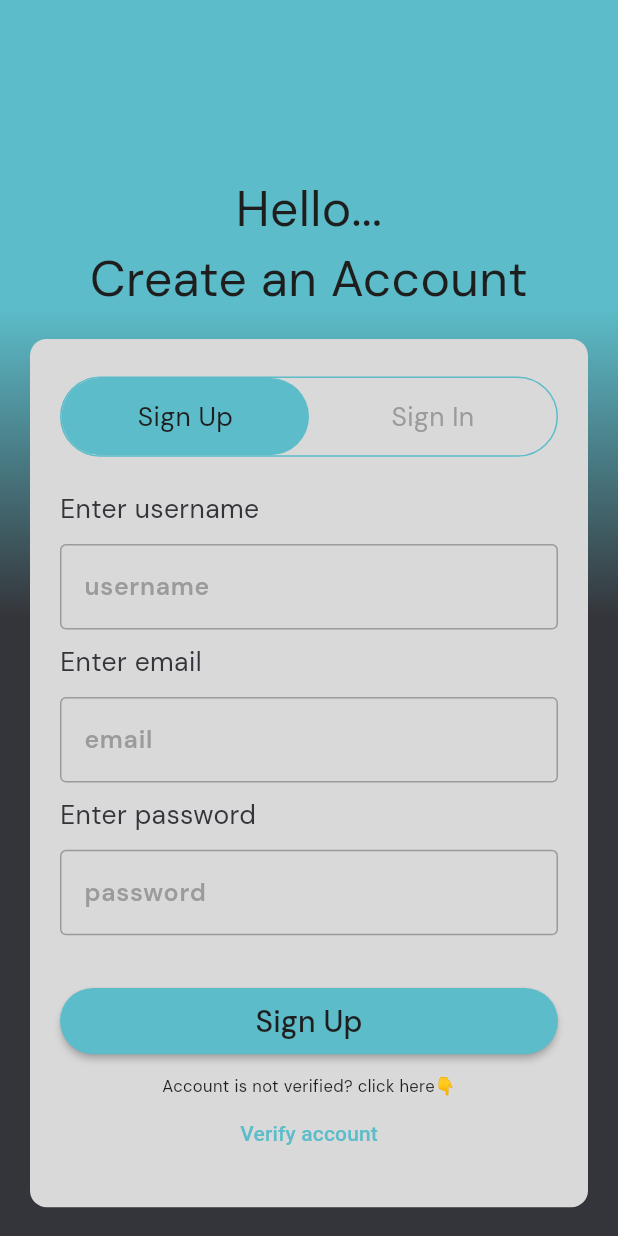
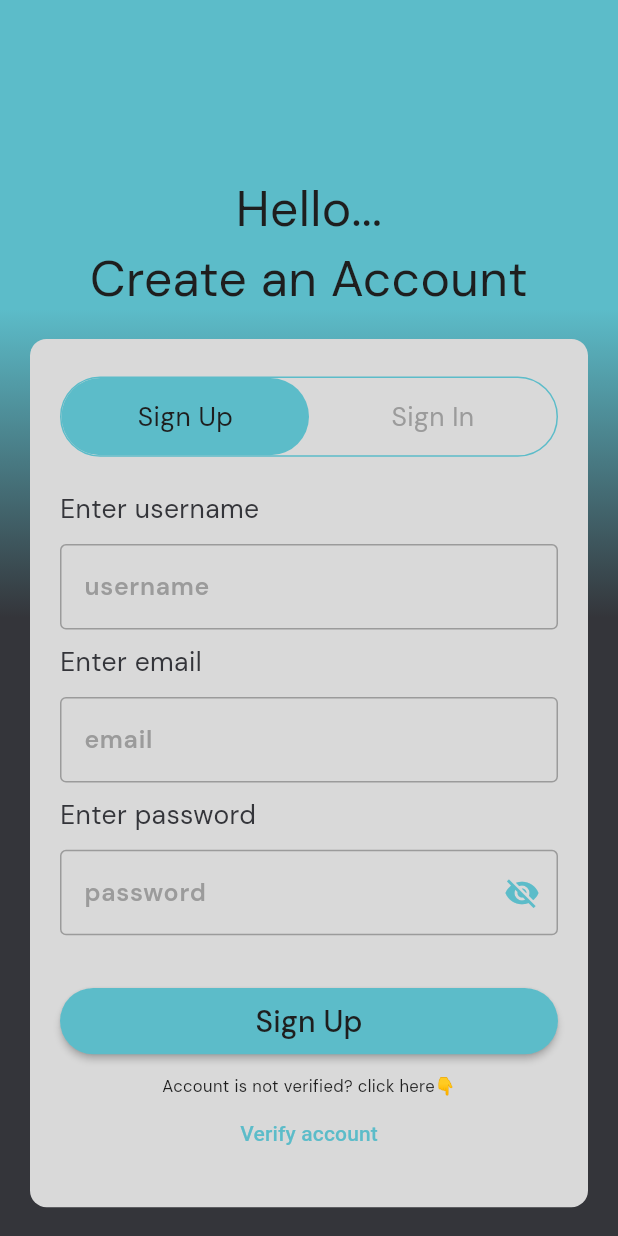
Before and after one commit to om945/flutter_Remiender_app, a Flutter app: the screen it shows after launch, on a phone screen of 412 x 824 dp. Run offline on Flutter 3.47's test engine with Material 3 defaults, Android fonts, the phone set to English and light mode, and no system bars; our stand-ins replace connectivity_plus, flutter_local_notifications, flutter_screenutil, get, google_fonts, pinput and 2 more.

Commit message:
Refactor Textfield component to use initialObscureText and add password validation; update related forms in signup, forgot password, and reset password pages

```diff
--- a/lib/auth/auth.dart
+++ b/lib/auth/auth.dart
@@ -224,7 +224,7 @@ class _SignupPageState extends State<SignupPage> {
                                   controller: userName,
                                   lableText: "Enter username",
                                   hintText: "username",
-                                  obscureText: false,
+                                  initialObscureText: false,
                                 ),
                                 SizedBox(height: 8.h),
                               ],
@@ -233,14 +233,28 @@ class _SignupPageState extends State<SignupPage> {
                             controller: email,
                             lableText: "Enter email",
                             hintText: "email",
-                            obscureText: false,
+                            initialObscureText: false,
                           ),
                           SizedBox(height: 8.h),
                           Textfield(
                             controller: password,
                             lableText: "Enter password",
                             hintText: "password",
-                            obscureText: true,
+                            initialObscureText: true,
+                            validator: (value) {
+                              if (value == null || value.isEmpty) {
+                                return 'Please enter your password';
+                              }
+                              if (value.length < 8) {
+                                return 'Password must be at least 8 characters';
+                              }
+                              if (!RegExp(
+                                r'^(?=.*[A-Za-z])(?=.*\d)[A-Za-z\d!@#$%^&*()_+\-=?\s]{8,}$',
+                              ).hasMatch(value)) {
+                                return 'Password must contain at least one letter and one number';
+                              }
+                              return null;
+                            },
                           ),
                           !_isSignupView
                               ? InkWell(
@@ -341,19 +355,33 @@ class _SignupPageState extends State<SignupPage> {
 // No changes needed for these widgets below
 
 //Textfield
-class Textfield extends StatelessWidget {
+class Textfield extends StatefulWidget {
   final String lableText;
   final String hintText;
   final TextEditingController controller;
-  final bool obscureText;
+  final bool initialObscureText;
+  final String? Function(String?)? validator;
 
   const Textfield({
     super.key,
     required this.lableText,
     required this.hintText,
     required this.controller,
-    required this.obscureText,
+    required this.initialObscureText,
+    this.validator,
   });
+
+  @override
+  State<Textfield> createState() => _TextfieldState();
+}
+
+class _TextfieldState extends State<Textfield> {
+  bool obscureText = true;
+  @override
+  void initState() {
+    super.initState();
+    obscureText = widget.initialObscureText;
+  }
 
   @override
   Widget build(BuildContext context) {
@@ -361,7 +389,7 @@ class Textfield extends StatelessWidget {
       crossAxisAlignment: CrossAxisAlignment.start,
       children: [
         Text(
-          lableText,
+          widget.lableText,
           style: TextStyle(
             color: bgColor,
             fontFamily: googleFontSemiBold,
@@ -370,9 +398,9 @@ class Textfield extends StatelessWidget {
         ),
         SizedBox(height: 10.h),
         TextFormField(
-          obscureText: obscureText,
+          obscureText: widget.hintText == 'password' ? obscureText : false,
           obscuringCharacter: '•',
-          controller: controller,
+          controller: widget.controller,
           cursorColor: blueColor,
           style: TextStyle(
             fontSize: 14.sp,
@@ -385,7 +413,7 @@ class Textfield extends StatelessWidget {
             enabledBorder: OutlineInputBorder(
               borderSide: BorderSide(color: faintwhiteColor),
             ),
-            hintText: hintText,
+            hintText: widget.hintText,
             hintStyle: TextStyle(
               color: faintwhiteColor,
               fontFamily: googleFontFaintNormal,
@@ -401,7 +429,36 @@ class Textfield extends StatelessWidget {
               gapPadding: 5,
               borderRadius: BorderRadius.circular(7.r),
             ),
+            suffixIcon: widget.hintText == 'password'
+                ? IconButton(
+                    onPressed: () {
+                      setState(() {
+                        obscureText = !obscureText;
+                      });
+                    },
+                    icon: Icon(
+                      obscureText ? Icons.visibility_off : Icons.visibility,
+                      color: blueColor,
+                    ),
+                  )
+                : null,
           ),
+          validator: widget.hintText == 'password'
+              ? (value) {
+                  if (value == null || value.isEmpty) {
+                    return 'Please enter your password';
+                  }
+                  if (value.length < 8) {
+                    return 'Password must be at least 8 characters';
+                  }
+                  if (!RegExp(
+                    r'^(?=.*[A-Za-z])(?=.*\d)[A-Za-z\d!@#$%^&*()_+\-=?\s]{8,}$',
+                  ).hasMatch(value)) {
+                    return 'Password must contain at least one letter and one number';
+                  }
+                  return null;
+                }
+              : widget.validator,
         ),
       ],
     );
--- a/lib/auth/forgot_password_page.dart
+++ b/lib/auth/forgot_password_page.dart
@@ -85,7 +85,7 @@ class _ForgotPasswordPageState extends State<ForgotPasswordPage> {
                             controller: emailController,
                             lableText: 'Email',
                             hintText: 'Enter your email',
-                            obscureText: false,
+                            initialObscureText: false,
                           ),
                           SizedBox(height: 30.h),
                           Custombutton(title: 'Send OTP', action: sendOtp),
--- a/lib/auth/reset_password_page.dart
+++ b/lib/auth/reset_password_page.dart
@@ -102,14 +102,14 @@ class _ResetPasswordPageState extends State<ResetPasswordPage> {
                             controller: newPasswordController,
                             lableText: 'New Password',
                             hintText: 'Enter new password',
-                            obscureText: true,
+                            initialObscureText: true,
                           ),
                           SizedBox(height: 10.h),
                           Textfield(
                             controller: confirmNewPasswordController,
                             lableText: 'Confirm New Password',
                             hintText: 'Confirm new password',
-                            obscureText: true,
+                            initialObscureText: true,
                           ),
                           SizedBox(height: 30.h),
                           Custombutton(
--- a/lib/auth/verification_service.dart
+++ b/lib/auth/verification_service.dart
@@ -167,7 +167,7 @@ class _OtpServiceFieldState extends State<OtpServiceField> {
                               lableText: 'Email',
                               hintText: 'Enter email',
                               controller: _emailController,
-                              obscureText: false,
+                              initialObscureText: false,
                             ),
                           SizedBox(height: 30.h),
                           Pinput(
--- a/lib/pages/todo_list.dart
+++ b/lib/pages/todo_list.dart
@@ -464,9 +464,7 @@ class _TodoListState extends State<TodoList> {
               if (todoProvider.todos.isEmpty) {
                 return RefreshIndicator(
                   onRefresh: _loadData,
-                  child: ListView(
-                    children: [
-                      Padding(
+                  child: Padding(
                     padding: EdgeInsets.only(
                       top: MediaQuery.of(context).size.height / 4,
                     ),
@@ -480,8 +478,6 @@ class _TodoListState extends State<TodoList> {
                         ),
                       ),
                     ),
-                      ),
-                    ],
                   ),
                 );
               }
```
Also changed, not shown: pubspec.lock. Lines whose indentation alone changed are shown as unchanged.
